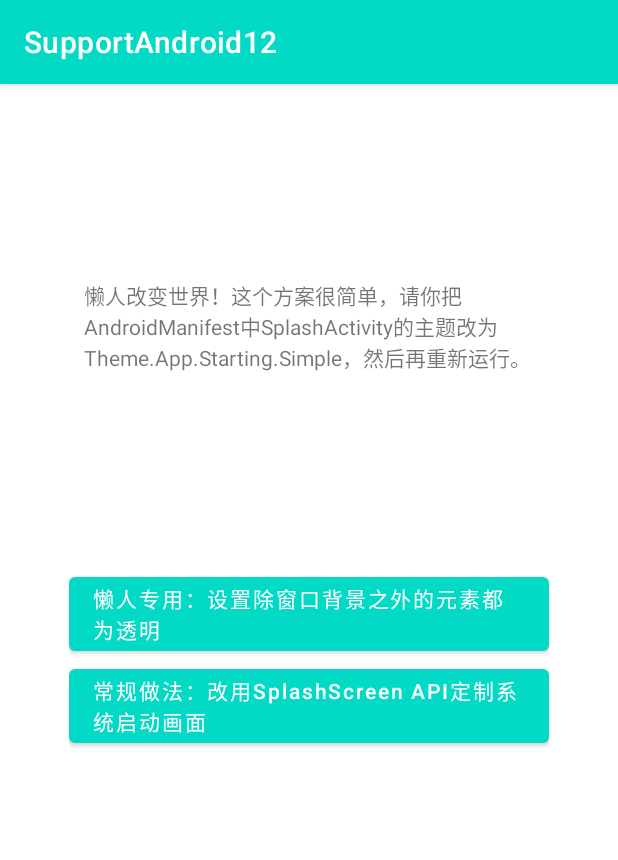
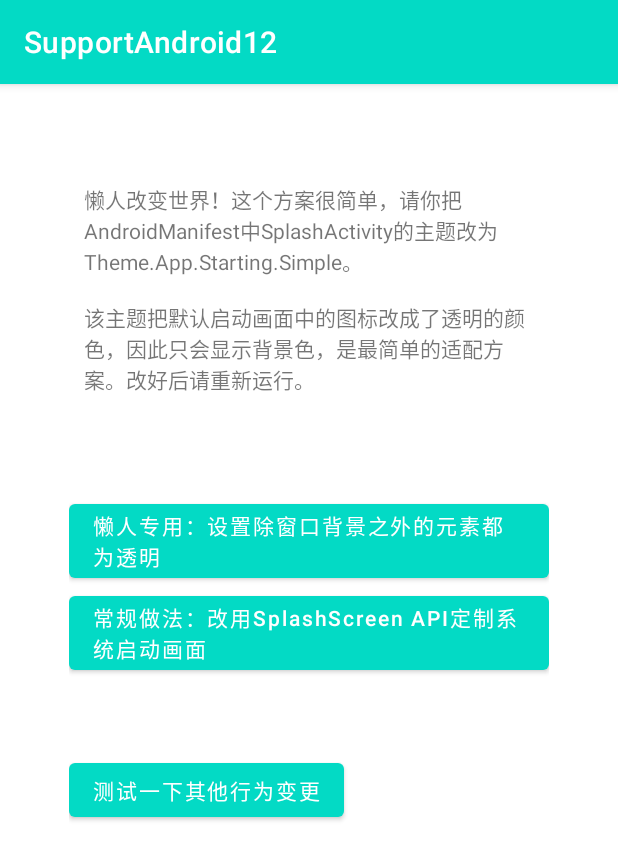
Before and after one commit to madchan/SupportAndroid12, an Android app: the AppStartupActivity screen opened directly, with no data from a screen before it, after a tap on "懒人专用：设置除窗口背景之外的元素都为透明", on a phone screen of 412 x 824 dp. Shown: the top 860 px of the screen. Run offline under Robolectric (Android 15) with nearby library versions, the phone set to English and light mode, and no system bars.

Commit message:
增加清除按钮

```diff
--- a/app/src/main/java/com/madchan/supportandroid12/appStartup/AppStartupActivity.kt
+++ b/app/src/main/java/com/madchan/supportandroid12/appStartup/AppStartupActivity.kt
@@ -1,9 +1,12 @@
 package com.madchan.supportandroid12.appStartup
 
+import android.content.Intent
 import androidx.appcompat.app.AppCompatActivity
 import android.os.Bundle
 import android.view.View
 import androidx.lifecycle.MutableLiveData
+import com.madchan.supportandroid12.MainActivity
+import com.madchan.supportandroid12.customNotification.CustomNotificationActivity
 import com.madchan.supportandroid12.databinding.ActivityAppStartupBinding
 
 class AppStartupActivity : AppCompatActivity() {
@@ -24,9 +27,9 @@ class AppStartupActivity : AppCompatActivity() {
         stateMachineLD.observe(this) {
             binding.textView.text =
                 when (it) {
-                    AppStartupStateMachine.START -> "如你所见，从Android 12开始，系统为我们的App加上了一个默认的启动画面。\n\n接下来，有两个适配的方案供你选择，请选择其中一个方案预览效果："
-                    AppStartupStateMachine.PENDING_TO_SET_ICON_TRANSPARENT -> "懒人改变世界！这个方案很简单，请你把AndroidManifest中SplashActivity的主题改为Theme.App.Starting.Simple，然后再重新运行。"
-                    AppStartupStateMachine.PENDING_TO_USE_SPLASH_SCREEN_API -> "赞！敢于选择更困难的路，接下来，请你把AndroidManifest中SplashActivity的主题改回Theme.App.Starting.Normal，并将SplashActivity.kt中被注释的那条语句恢复，然后再重新运行。"
+                    AppStartupStateMachine.START -> "如你所见，从Android 12开始，系统为我们的App加上了一个默认的启动画面，该启动画面默认情况下包含windowBackground所设置的主题色和Launcher图标这2个元素。\n\n接下来，有两种适配的方案供你选择，你可请选择其中一种预览一下适配效果："
+                    AppStartupStateMachine.PENDING_TO_SET_ICON_TRANSPARENT -> "懒人改变世界！这个方案很简单，请你把AndroidManifest中SplashActivity的主题改为Theme.App.Starting.Simple。\n\n该主题把默认启动画面中的图标改成了透明的颜色，因此只会显示背景色，是最简单的适配方案。改好后请重新运行。"
+                    AppStartupStateMachine.PENDING_TO_USE_SPLASH_SCREEN_API -> "赞！敢于选择更困难的路，接下来，请你把AndroidManifest中SplashActivity的主题改回Theme.App.Starting.Normal(如果前面有改的话)，并将SplashActivity.kt中被注释的那条语句恢复，该语句会让默认启动画面覆盖原先的启动页，直到广告页才重新开始显示。改好后请重新运行。"
                     AppStartupStateMachine.END -> "验证结束，如Demo演示有问题，可上GitHub上提issue，谢谢～\n\n如果想预览另一个方案的效果，可继续选择另外一个方案。"
                 }
             AppStartupStateMachine.save(it)
@@ -41,4 +44,10 @@ class AppStartupActivity : AppCompatActivity() {
         stateMachineLD.value = stateMachineLD.value?.nextState(SCHEME_USE_SPLASH_SCREEN_API)
     }
 
+    fun testOtherChange(view: View) {
+        AppStartupStateMachine.clear()
+        startActivity(Intent(this, MainActivity::class.java))
+        finish()
+    }
+
 }
--- a/app/src/main/java/com/madchan/supportandroid12/appStartup/AppStartupStateMachine.kt
+++ b/app/src/main/java/com/madchan/supportandroid12/appStartup/AppStartupStateMachine.kt
@@ -38,7 +38,7 @@ enum class AppStartupStateMachine {
     abstract fun nextState(scheme: Int? = null): AppStartupStateMachine
 
     companion object {
-        private const val KEY_CURRENT_STATE = "alarm_current_state"
+        private const val KEY_CURRENT_STATE = "app_startup_current_state"
 
         fun current(): AppStartupStateMachine {
             val value = SPUtils.getInstance(appContext).getString(KEY_CURRENT_STATE)
@@ -48,5 +48,9 @@ enum class AppStartupStateMachine {
         fun save(stateMachine: AppStartupStateMachine) {
             SPUtils.getInstance(appContext).put(KEY_CURRENT_STATE, stateMachine.name, true)
         }
+
+        fun clear() {
+            SPUtils.getInstance(appContext).clear(true)
+        }
     }
 }
--- a/app/src/main/res/layout/activity_app_startup.xml
+++ b/app/src/main/res/layout/activity_app_startup.xml
@@ -44,6 +44,16 @@
             android:text="常规做法：改用SplashScreen API定制系统启动画面"
             android:textColor="@color/white" />
 
+        <Button
+            android:layout_width="wrap_content"
+            android:layout_height="wrap_content"
+            android:onClick="testOtherChange"
+            android:textAllCaps="false"
+            android:layout_marginTop="50dp"
+            android:gravity="left|center_vertical"
+            android:text="测试一下其他行为变更"
+            android:textColor="@color/white" />
+
     </LinearLayout>
 
 </androidx.constraintlayout.widget.ConstraintLayout>
```
Also changed, not shown: app/src/main/java/com/madchan/supportandroid12/SplashActivity.kt (+5 -5 lines).
